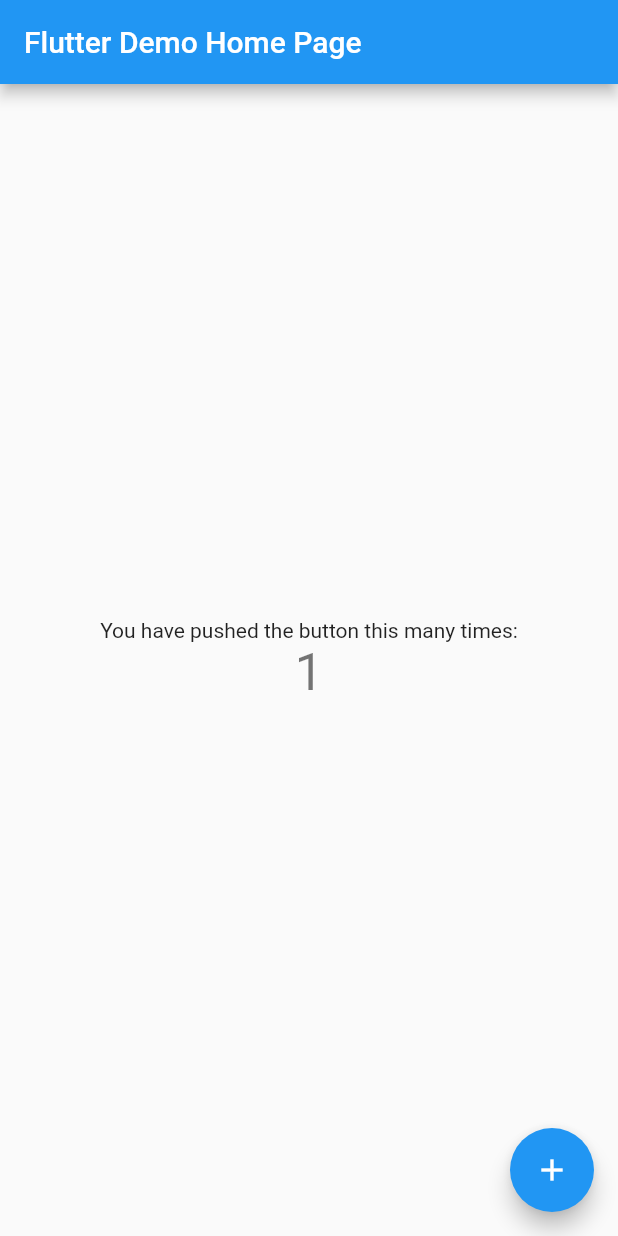
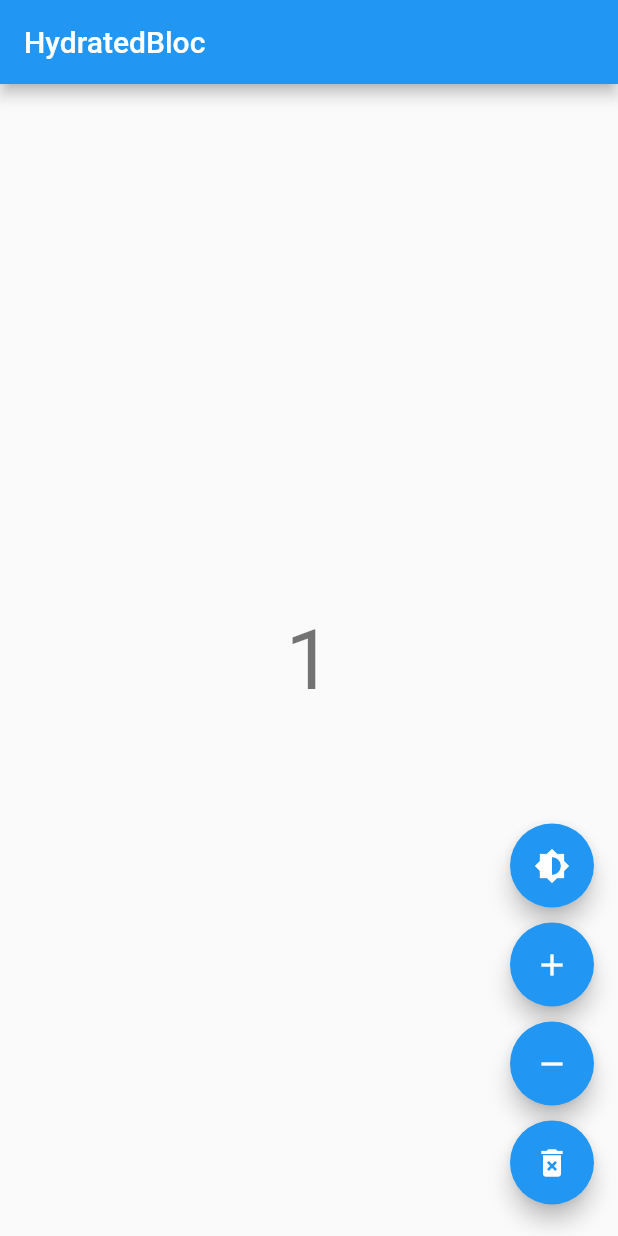
Before and after one commit to HadesPTIT/flutter_hydrated_bloc, a Flutter app: the screen it shows after launch, after a tap on the "add" icon, on a phone screen of 412 x 824 dp. Run offline on Flutter 3.47's test engine with Material 2 defaults, Android fonts, the phone set to English and light mode, and no system bars; our stand-ins replace flutter_bloc, hydrated_bloc.

Commit message:
Counter & Brightness using HydratedBloc

```diff
--- /dev/null
+++ b/lib/bloc/brightness/brightness_cubit.dart
@@ -0,0 +1,20 @@
+import 'package:flutter/material.dart';
+import 'package:hydrated_bloc/hydrated_bloc.dart';
+
+class BrightnessCubit extends HydratedCubit<Brightness> {
+  BrightnessCubit() : super(Brightness.light);
+
+  void toggleBrightness() {
+    emit(state == Brightness.light ? Brightness.dark : Brightness.light);
+  }
+
+  @override
+  Brightness fromJson(Map<String, dynamic> json) {
+    return Brightness.values[json['brightness'] as int];
+  }
+
+  @override
+  Map<String, dynamic> toJson(Brightness state) {
+    return <String, int>{'brightness': state.index};
+  }
+}
--- /dev/null
+++ b/lib/bloc/counter/counter_cubit.dart
@@ -0,0 +1,22 @@
+import 'package:flutter_hydrated_bloc/bloc/counter/counter_state.dart';
+import 'package:hydrated_bloc/hydrated_bloc.dart';
+
+class CounterCubit extends Cubit<CounterState> with HydratedMixin {
+  CounterCubit() : super(CounterState(value: 0));
+
+  void increment() => emit(CounterState(value: state.value + 1));
+
+  void decrement() => emit(CounterState(value: state.value - 1));
+
+  void reset() => emit(CounterState(value: 0));
+
+  @override
+  CounterState fromJson(Map<String, dynamic> json) {
+    return CounterState.fromMap(json);
+  }
+
+  @override
+  Map<String, dynamic> toJson(CounterState state) {
+    return state.toMap();
+  }
+}
--- /dev/null
+++ b/lib/bloc/counter/counter_state.dart
@@ -0,0 +1,34 @@
+import 'package:flutter/material.dart';
+import 'dart:convert';
+
+///
+/// Using [Dart Data Class Generator] for generate all of copyWith, fromJSON, toJSON...
+/// https://marketplace.visualstudio.com/items?itemName=BendixMa.dart-data-class-generator
+///
+class CounterState {
+  int value;
+  CounterState({@required this.value});
+
+  CounterState copyWith({int value}) {
+    return CounterState(
+      value: value ?? this.value,
+    );
+  }
+
+  Map<String, dynamic> toMap() {
+    return {
+      'value': value,
+    };
+  }
+
+  factory CounterState.fromMap(Map<String, dynamic> map) {
+    return CounterState(
+      value: map['value'] ?? 0,
+    );
+  }
+
+  String toJson() => json.encode(toMap());
+
+  factory CounterState.fromJson(String source) =>
+      CounterState.fromMap(json.decode(source));
+}
--- /dev/null
+++ b/lib/counter_page.dart
@@ -0,0 +1,76 @@
+import 'package:flutter/material.dart';
+import 'package:flutter_bloc/flutter_bloc.dart';
+import 'package:flutter_hydrated_bloc/bloc/brightness/brightness_cubit.dart';
+import 'package:flutter_hydrated_bloc/bloc/counter/counter_cubit.dart';
+import 'package:flutter_hydrated_bloc/bloc/counter/counter_state.dart';
+import 'package:hydrated_bloc/hydrated_bloc.dart';
+
+class CounterPage extends StatelessWidget {
+  @override
+  Widget build(BuildContext context) {
+    return BlocProvider<CounterCubit>(
+      create: (_) => CounterCubit(),
+      child: CounterView(),
+    );
+  }
+}
+
+class CounterView extends StatelessWidget {
+  @override
+  Widget build(BuildContext context) {
+    final textTheme = Theme.of(context).textTheme;
+    return Scaffold(
+      appBar: AppBar(title: const Text('HydratedBloc')),
+      body: BlocBuilder<CounterCubit, CounterState>(
+        builder: (BuildContext context, CounterState state) {
+          return Center(
+            child: Text('${state.value}', style: textTheme.headline2),
+          );
+        },
+      ),
+      floatingActionButton: Column(
+        crossAxisAlignment: CrossAxisAlignment.end,
+        mainAxisAlignment: MainAxisAlignment.end,
+        children: [
+          Padding(
+            padding: const EdgeInsets.symmetric(vertical: 5.0),
+            child: FloatingActionButton(
+              child: const Icon(Icons.brightness_6),
+              onPressed: () {
+                context.read<BrightnessCubit>().toggleBrightness();
+              },
+            ),
+          ),
+          Padding(
+            padding: const EdgeInsets.symmetric(vertical: 5.0),
+            child: FloatingActionButton(
+              child: const Icon(Icons.add),
+              onPressed: () {
+                context.read<CounterCubit>().increment();
+              },
+            ),
+          ),
+          Padding(
+            padding: const EdgeInsets.symmetric(vertical: 5.0),
+            child: FloatingActionButton(
+              child: const Icon(Icons.remove),
+              onPressed: () {
+                context.read<CounterCubit>().decrement();
+              },
+            ),
+          ),
+          Padding(
+            padding: const EdgeInsets.symmetric(vertical: 5.0),
+            child: FloatingActionButton(
+              child: const Icon(Icons.delete_forever),
+              onPressed: () async {
+                await HydratedBloc.storage.clear();
+                context.read<CounterCubit>().reset();
+              },
+            ),
+          ),
+        ],
+      ),
+    );
+  }
+}
--- a/lib/main.dart
+++ b/lib/main.dart
@@ -1,117 +1,42 @@
 import 'package:flutter/material.dart';
+import 'package:flutter_bloc/flutter_bloc.dart';
+import 'package:flutter_hydrated_bloc/bloc/brightness/brightness_cubit.dart';
+import 'package:flutter_hydrated_bloc/counter_page.dart';
+import 'package:hydrated_bloc/hydrated_bloc.dart';
+import 'package:path_provider/path_provider.dart';
 
-void main() {
-  runApp(MyApp());
+void main() async {
+  // ensureInitialized() called because app using HydratedBloc which using native native brigde
+  WidgetsFlutterBinding.ensureInitialized();
+
+  // HydratedStorage is built on top of hive for a platform-agnostic, performant storage layer.
+  HydratedBloc.storage = await HydratedStorage.build(
+    storageDirectory: await getTemporaryDirectory(),
+  );
+
+  runApp(App());
 }
 
-class MyApp extends StatelessWidget {
-  // This widget is the root of your application.
+class App extends StatelessWidget {
   @override
   Widget build(BuildContext context) {
-    return MaterialApp(
-      title: 'Flutter Demo',
-      theme: ThemeData(
-        // This is the theme of your application.
-        //
-        // Try running your application with "flutter run". You'll see the
-        // application has a blue toolbar. Then, without quitting the app, try
-        // changing the primarySwatch below to Colors.green and then invoke
-        // "hot reload" (press "r" in the console where you ran "flutter run",
-        // or simply save your changes to "hot reload" in a Flutter IDE).
-        // Notice that the counter didn't reset back to zero; the application
-        // is not restarted.
-        primarySwatch: Colors.blue,
-        // This makes the visual density adapt to the platform that you run
-        // the app on. For desktop platforms, the controls will be smaller and
-        // closer together (more dense) than on mobile platforms.
-        visualDensity: VisualDensity.adaptivePlatformDensity,
-      ),
-      home: MyHomePage(title: 'Flutter Demo Home Page'),
+    return BlocProvider(
+      create: (_) => BrightnessCubit(),
+      child: AppView(),
     );
   }
 }
 
-class MyHomePage extends StatefulWidget {
-  MyHomePage({Key key, this.title}) : super(key: key);
-
-  // This widget is the home page of your application. It is stateful, meaning
-  // that it has a State object (defined below) that contains fields that affect
-  // how it looks.
-
-  // This class is the configuration for the state. It holds the values (in this
-  // case the title) provided by the parent (in this case the App widget) and
-  // used by the build method of the State. Fields in a Widget subclass are
-  // always marked "final".
-
-  final String title;
-
-  @override
-  _MyHomePageState createState() => _MyHomePageState();
-}
-
-class _MyHomePageState extends State<MyHomePage> {
-  int _counter = 0;
-
-  void _incrementCounter() {
-    setState(() {
-      // This call to setState tells the Flutter framework that something has
-      // changed in this State, which causes it to rerun the build method below
-      // so that the display can reflect the updated values. If we changed
-      // _counter without calling setState(), then the build method would not be
-      // called again, and so nothing would appear to happen.
-      _counter++;
-    });
-  }
-
+class AppView extends StatelessWidget {
   @override
   Widget build(BuildContext context) {
-    // This method is rerun every time setState is called, for instance as done
-    // by the _incrementCounter method above.
-    //
-    // The Flutter framework has been optimized to make rerunning build methods
-    // fast, so that you can just rebuild anything that needs updating rather
-    // than having to individually change instances of widgets.
-    return Scaffold(
-      appBar: AppBar(
-        // Here we take the value from the MyHomePage object that was created by
-        // the App.build method, and use it to set our appbar title.
-        title: Text(widget.title),
-      ),
-      body: Center(
-        // Center is a layout widget. It takes a single child and positions it
-        // in the middle of the parent.
-        child: Column(
-          // Column is also a layout widget. It takes a list of children and
-          // arranges them vertically. By default, it sizes itself to fit its
-          // children horizontally, and tries to be as tall as its parent.
-          //
-          // Invoke "debug painting" (press "p" in the console, choose the
-          // "Toggle Debug Paint" action from the Flutter Inspector in Android
-          // Studio, or the "Toggle Debug Paint" command in Visual Studio Code)
-          // to see the wireframe for each widget.
-          //
-          // Column has various properties to control how it sizes itself and
-          // how it positions its children. Here we use mainAxisAlignment to
-          // center the children vertically; the main axis here is the vertical
-          // axis because Columns are vertical (the cross axis would be
-          // horizontal).
-          mainAxisAlignment: MainAxisAlignment.center,
-          children: <Widget>[
-            Text(
-              'You have pushed the button this many times:',
-            ),
-            Text(
-              '$_counter',
-              style: Theme.of(context).textTheme.headline4,
-            ),
-          ],
-        ),
-      ),
-      floatingActionButton: FloatingActionButton(
-        onPressed: _incrementCounter,
-        tooltip: 'Increment',
-        child: Icon(Icons.add),
-      ), // This trailing comma makes auto-formatting nicer for build methods.
+    return BlocBuilder<BrightnessCubit, Brightness>(
+      builder: (context, brightness) {
+        return MaterialApp(
+          theme: ThemeData(brightness: brightness),
+          home: CounterPage(),
+        );
+      },
     );
   }
 }
--- a/pubspec.yaml
+++ b/pubspec.yaml
@@ -24,6 +24,8 @@ dependencies:
   flutter:
     sdk: flutter
 
+  hydrated_bloc: ^6.1.0
+  flutter_bloc: ^6.1.0
 
   # The following adds the Cupertino Icons font to your application.
   # Use with the CupertinoIcons class for iOS style icons.
```
Also changed, not shown: pubspec.lock, 8 other files.
